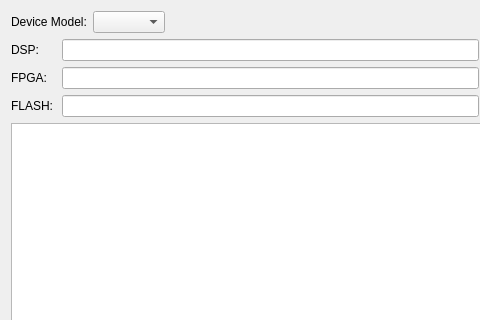
Before: the Qt Designer form Libs/AdvUser/advuserfirmwaresegmentflash.ui in Scorpion1911/ServoDriveTech, drawn with Qt 5; both pictures show x 0 to 480 and y 0 to 320 of the 606 by 485 pixel window.
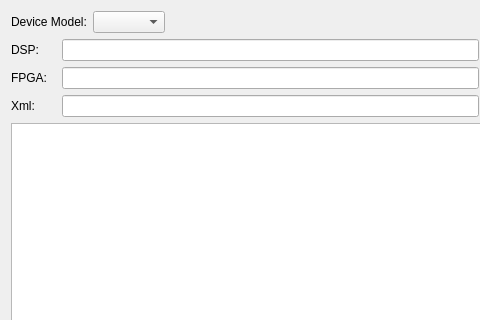
After: the same form once the commit is applied.

```diff
--- a/Libs/AdvUser/advuserfirmwaresegmentflash.ui
+++ b/Libs/AdvUser/advuserfirmwaresegmentflash.ui
@@ -150,7 +150,7 @@
           </size>
          </property>
          <property name="text">
-          <string>FLASH:</string>
+          <string>Xml:</string>
          </property>
         </widget>
        </item>
```
